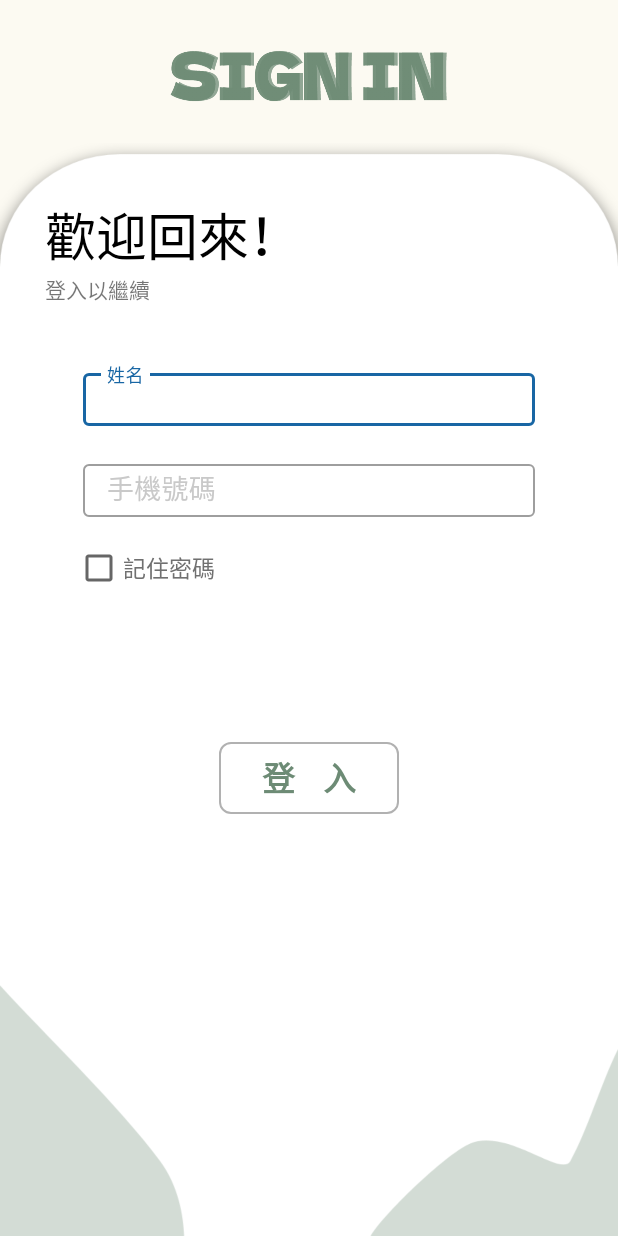
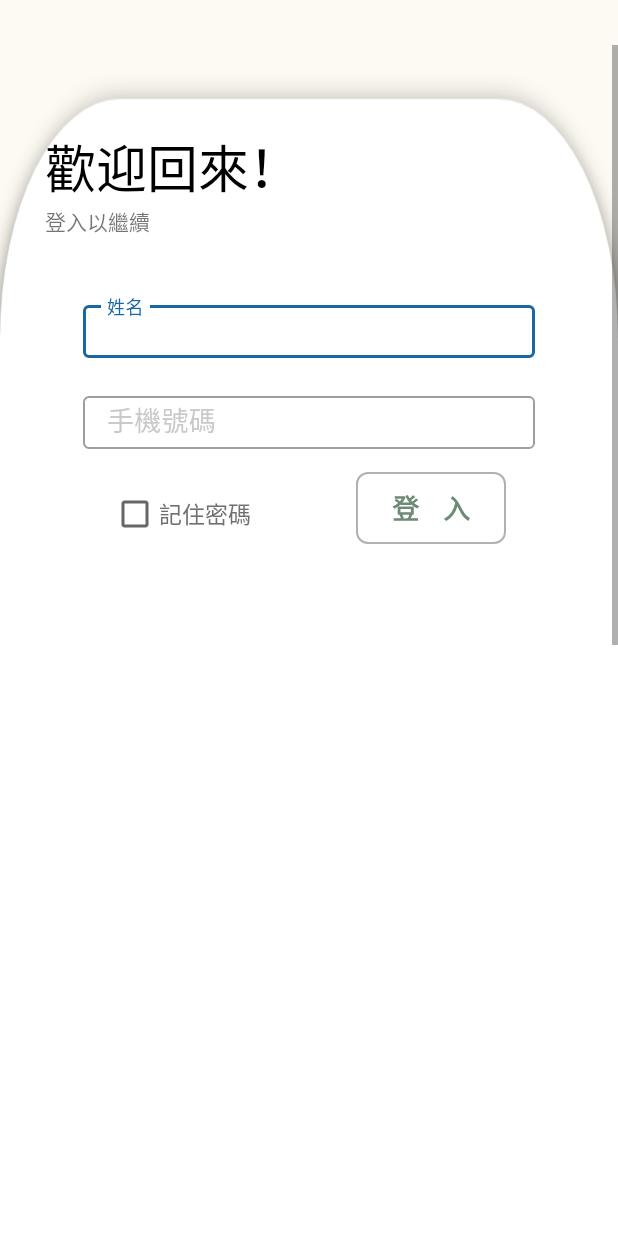
Before and after one commit to w94vu06/PPGfingerApp, an Android app: the SignInActivity screen opened directly, with no data from a screen before it, on a phone screen of 412 x 824 dp. Run offline under Robolectric (Android 15) with nearby library versions, the light colour scheme and no system bars; our stand-ins replace EventBus.

Commit message:
登入頁面畫面待修改，登入功能未完成

```diff
--- a/app/src/main/AndroidManifest.xml
+++ b/app/src/main/AndroidManifest.xml
@@ -33,10 +33,12 @@
         android:usesCleartextTraffic="true">
         <activity
             android:name=".SignUpActivity"
-            android:exported="false" />
+            android:exported="false"
+            android:windowSoftInputMode="adjustResize"/>
         <activity
             android:name=".SignInActivity"
-            android:exported="false" />
+            android:exported="false"
+            android:windowSoftInputMode="adjustResize"/>
         <activity
             android:name=".BeginActivity"
             android:exported="true">
--- a/app/src/main/java/com/example/myapplication/SignInActivity.java
+++ b/app/src/main/java/com/example/myapplication/SignInActivity.java
@@ -1,64 +1,21 @@
 package com.example.myapplication;
 
-import static com.example.myapplication.FilterAndIQR.findMedian;
-
-import androidx.annotation.NonNull;
 import androidx.appcompat.app.ActionBar;
 import androidx.appcompat.app.AppCompatActivity;
-import androidx.core.app.ActivityCompat;
 
-import android.Manifest;
-import android.content.Context;
+import android.content.Intent;
 import android.content.SharedPreferences;
-import android.content.pm.PackageManager;
-import android.graphics.Bitmap;
-import android.graphics.Color;
-import android.graphics.Outline;
-import android.graphics.SurfaceTexture;
-import android.graphics.drawable.GradientDrawable;
-import android.hardware.camera2.CameraAccessException;
-import android.hardware.camera2.CameraCaptureSession;
-import android.hardware.camera2.CameraCharacteristics;
-import android.hardware.camera2.CameraDevice;
-import android.hardware.camera2.CameraManager;
-import android.hardware.camera2.CameraMetadata;
-import android.hardware.camera2.CaptureRequest;
-import android.hardware.camera2.params.StreamConfigurationMap;
-import android.os.Build;
 import android.os.Bundle;
-import android.os.Handler;
-import android.os.HandlerThread;
-import android.util.Log;
-import android.util.Size;
-import android.view.Surface;
-import android.view.TextureView;
+import android.text.TextUtils;
 import android.view.View;
-import android.view.ViewOutlineProvider;
-import android.view.WindowManager;
 import android.widget.Button;
 import android.widget.CheckBox;
 import android.widget.EditText;
-import android.widget.ProgressBar;
-import android.widget.TextView;
 import android.widget.Toast;
 
-import com.github.mikephil.charting.charts.LineChart;
-import com.github.mikephil.charting.components.Legend;
-import com.github.mikephil.charting.components.XAxis;
-import com.github.mikephil.charting.components.YAxis;
-import com.github.mikephil.charting.data.Entry;
-import com.github.mikephil.charting.data.LineData;
-import com.github.mikephil.charting.data.LineDataSet;
-import com.github.mikephil.charting.interfaces.datasets.ILineDataSet;
+public class SignInActivity extends AppCompatActivity implements MariaDBCallback {
 
-import java.text.DecimalFormat;
-import java.util.ArrayList;
-import java.util.Arrays;
-import java.util.Collections;
-
-public class SignInActivity extends AppCompatActivity {
-
-    ControlMariaDB controlMariaDB;
+    ControlMariaDB controlMariaDB = new ControlMariaDB(this);
     private SharedPreferences preferences;
     private SharedPreferences.Editor editor;
     private EditText edit_userName;
@@ -72,8 +29,55 @@ public class SignInActivity extends AppCompatActivity {
         super.onCreate(savedInstanceState);
         setContentView(R.layout.activity_sign_in);
         closeTopBar();
+        loginObject();
 
+    }
 
+    public void loginObject() {
+//        preferences = PreferenceManager.getDefaultSharedPreferences(this);
+        preferences = getSharedPreferences(getPackageName() + "_preferences", MODE_PRIVATE);
+        edit_userName = findViewById(R.id.edit_userName);
+        edit_phone = findViewById(R.id.edit_phone);
+        btn_login = findViewById(R.id.btn_login);
+        remember = findViewById(R.id.rememberMe);
+        setRememberAndLogin();
+    }
+
+    public void setRememberAndLogin() {
+        boolean isRemember = preferences.getBoolean("remember_phone", false);
+        if (isRemember) {
+            String name = preferences.getString("LoginName","");
+            String phone = preferences.getString("LoginPhone","");
+            edit_userName.setText(name);
+            edit_phone.setText(phone);
+            remember.setChecked(true);
+        }
+        btn_login.setOnClickListener(new View.OnClickListener() {
+            @Override
+            public void onClick(View view) {
+                //確認網路連線
+                CheckInternetDialog checkInternetDialog = new CheckInternetDialog(SignInActivity.this);
+                checkInternetDialog.checkInternet();
+
+                String name = edit_userName.getText().toString();
+                String phone = edit_phone.getText().toString();
+                if (TextUtils.isEmpty(edit_userName.getText().toString()) || TextUtils.isEmpty(edit_phone.getText().toString())) {
+                    Toast.makeText(SignInActivity.this, "欄位不得為空", Toast.LENGTH_SHORT).show();
+                } else {
+                    editor = preferences.edit();
+                    if (remember.isChecked()) {
+                        editor.putBoolean("remember_phone", true);
+                        editor.putString("LoginName", name);
+                        editor.putString("LoginPhone", phone);
+                    } else {
+                        editor.clear();
+                    }
+                    editor.apply();
+
+                }
+
+            }
+        });
     }
 
     /**
@@ -97,15 +101,19 @@ public class SignInActivity extends AppCompatActivity {
     }
 
 
+    @Override
+    public void onResult(String result) {
+        int eventCode = Integer.parseInt(result);
+        judgeEventCode(eventCode);
+    }
 
-
-
-
-
-
-
-
-
-
-
+    public void judgeEventCode(int res) {
+        if (res == 1) {
+            Toast.makeText(SignInActivity.this, "登入成功", Toast.LENGTH_SHORT).show();
+            Intent goHomePage = new Intent(SignInActivity.this, MainActivity.class);
+            startActivity(goHomePage);
+        }else if (res == 0) {
+            Toast.makeText(SignInActivity.this, "登入失敗", Toast.LENGTH_SHORT).show();
+        }
+    }
 }
--- a/app/src/main/res/layout/activity_sign_in.xml
+++ b/app/src/main/res/layout/activity_sign_in.xml
@@ -4,122 +4,145 @@
     xmlns:tools="http://schemas.android.com/tools"
     android:layout_width="match_parent"
     android:layout_height="match_parent"
-    tools:context=".SignInActivity"
-    android:background="@color/shironeri">
+    android:background="@color/shironeri"
+    tools:context=".SignInActivity">
 
     <ImageView
         android:id="@+id/img_signin"
         android:layout_width="@dimen/dp_198"
         android:layout_height="@dimen/dp_55"
         android:layout_marginTop="@dimen/dp_20"
-        android:src="@drawable/sign_in"
         android:scaleType="fitXY"
         android:layout_centerHorizontal="true"/>
+
+    <ImageView
+        android:id="@+id/img_signInback"
+        android:layout_width="match_parent"
+        android:layout_height="match_parent"
+        android:layout_marginTop="@dimen/dp_15"
+        android:layout_below="@+id/img_signin"
+        android:orientation="vertical"
+        android:scaleType="fitXY"/>
+
+    <ScrollView
+        android:layout_width="match_parent"
+        android:layout_height="match_parent"
+        android:layout_alignTop="@+id/img_signin"
+        android:layout_marginTop="@dimen/dp_10">
 
         <LinearLayout
             android:id="@+id/linear_signin"
             android:layout_width="match_parent"
             android:layout_height="match_parent"
+            android:layout_below="@+id/img_signin"
             android:layout_marginTop="@dimen/dp_20"
             android:background="@drawable/sign_background"
-        android:layout_below="@+id/img_signin"
             android:orientation="vertical">
 
             <TextView
                 android:layout_width="wrap_content"
                 android:layout_height="wrap_content"
+                android:layout_marginStart="@dimen/dp_30"
                 android:layout_marginTop="@dimen/dp_35"
-            android:layout_marginStart="@dimen/dp_30"
+                android:fontFamily="@font/jf_openhuninn"
                 android:text="歡迎回來！"
-            android:textSize="@dimen/sp_34"
                 android:textColor="@color/black"
-            android:fontFamily="@font/jf_openhuninn"/>
+                android:textSize="@dimen/sp_34" />
 
             <TextView
                 android:layout_width="wrap_content"
                 android:layout_height="wrap_content"
                 android:layout_marginStart="@dimen/dp_30"
-            android:text="登入以繼續"
-            android:fontFamily="@font/jf_openhuninn"/>
+                android:fontFamily="@font/jf_openhuninn"
+                android:text="登入以繼續" />
 
             <com.google.android.material.textfield.TextInputLayout
+                android:id="@+id/input_userName"
                 style="@style/Widget.MaterialComponents.TextInputLayout.OutlinedBox"
-            android:id="@+id/input_userName"
                 android:layout_width="match_parent"
                 android:layout_height="wrap_content"
                 android:layout_marginStart="@dimen/dp_55"
+                android:layout_marginTop="@dimen/dp_40"
                 android:layout_marginEnd="@dimen/dp_55"
-            android:textColorHint="#C9C9C9"
                 android:ellipsize="end"
                 android:lines="1"
-            android:layout_marginTop="@dimen/dp_40">
+                android:textColorHint="#C9C9C9">
 
                 <EditText
                     android:id="@+id/edit_userName"
                     android:layout_width="match_parent"
                     android:layout_height="wrap_content"
-                android:padding="@dimen/dp_5"
-                android:textSize="@dimen/sp_18"
-                android:textColor="#707070"
+                    android:fontFamily="@font/glowsanssc_condensed_book"
                     android:hint="姓名"
-                android:text=""
                     android:inputType="text"
                     android:maxLines="1"
-                android:fontFamily="@font/glowsanssc_condensed_book"/>
+                    android:padding="@dimen/dp_5"
+                    android:text=""
+                    android:textColor="#707070"
+                    android:textSize="@dimen/sp_18" />
 
             </com.google.android.material.textfield.TextInputLayout>
 
             <com.google.android.material.textfield.TextInputLayout
+                android:id="@+id/input_phone"
                 style="@style/Widget.MaterialComponents.TextInputLayout.OutlinedBox"
-            android:id="@+id/input_phone"
                 android:layout_width="match_parent"
                 android:layout_height="wrap_content"
+                android:layout_below="@+id/input_email"
+                android:layout_marginStart="@dimen/dp_55"
                 android:layout_marginTop="@dimen/dp_20"
-            android:layout_marginStart="@dimen/dp_55"
                 android:layout_marginEnd="@dimen/dp_55"
-            android:textColorHint="#C9C9C9"
-            android:layout_below="@+id/input_email">
+                android:textColorHint="#C9C9C9">
 
                 <EditText
                     android:id="@+id/edit_phone"
                     android:layout_width="match_parent"
                     android:layout_height="wrap_content"
+                    android:ellipsize="end"
+                    android:fontFamily="@font/glowsanssc_condensed_book"
+                    android:hint="手機號碼"
+                    android:lines="1"
+                    android:maxLength="10"
+                    android:maxLines="1"
                     android:padding="@dimen/dp_5"
-                android:textSize="@dimen/sp_18"
+                    android:text=""
                     android:textColor="#707070"
-                android:hint="手機號碼"
-                android:text=""
-                android:maxLines="1"
-                android:maxLength="10"
-                android:fontFamily="@font/glowsanssc_condensed_book"
-                android:ellipsize="end"
-                android:lines="1"/>
+                    android:textSize="@dimen/sp_18" />
 
             </com.google.android.material.textfield.TextInputLayout>
+
+            <LinearLayout
+                android:layout_width="wrap_content"
+                android:layout_height="wrap_content"
+                android:orientation="horizontal"
+                android:layout_gravity="center">
 
                 <CheckBox
                     android:id="@+id/rememberMe"
                     android:layout_width="wrap_content"
                     android:layout_height="wrap_content"
                     android:layout_marginTop="@dimen/sp_18"
-            android:layout_marginLeft="@dimen/dp_50"
+                    android:fontFamily="@font/glowsanssc_condensed_book"
                     android:text="記住密碼"
-            android:fontFamily="@font/glowsanssc_condensed_book"
                     android:textColor="#707070"
                     android:textSize="@dimen/sp_15" />
 
                 <Button
                     android:id="@+id/btn_login"
-            android:layout_width="@dimen/dp_120"
+                    android:layout_width="@dimen/dp_100"
                     android:layout_height="wrap_content"
-            android:layout_gravity="center"
-            android:layout_marginTop="@dimen/dp_100"
+                    android:layout_marginTop="@dimen/dp_15"
+                    android:layout_marginLeft="@dimen/dp_70"
                     android:background="@drawable/background_button"
                     android:fontFamily="@font/rajdhani_bold"
                     android:padding="5dp"
                     android:text="登    入"
                     android:textColor="@color/sign_color"
-            android:textSize="@dimen/sp_22" />
+                    android:textSize="@dimen/sp_18" />
+
             </LinearLayout>
 
+
+        </LinearLayout>
+    </ScrollView>
 </RelativeLayout>
```
Also changed, not shown: app/src/main/java/com/example/myapplication/ControlMariaDB.java (+17 -6 lines), app/src/main/java/com/example/myapplication/SignUpActivity.java (+4 -4 lines). Lines whose indentation alone changed are shown as unchanged.
